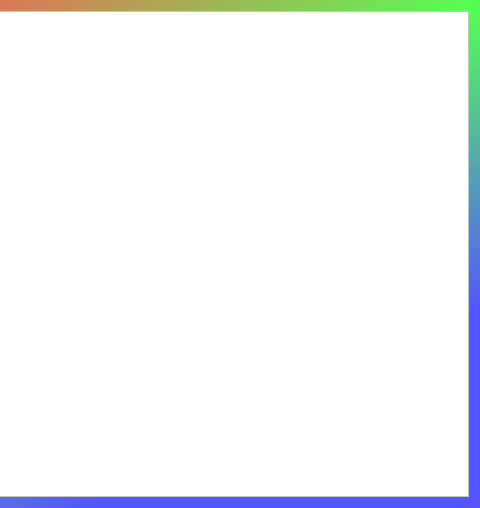
Old version of the form Tools/ToolRosindellEtAl2008/qttree.ui in the repository richelbilderbeek/ProjectRichelBilderbeek; both pictures show x 520 to 1000 and y 0 to 508 of the 1000 by 508 pixel window.
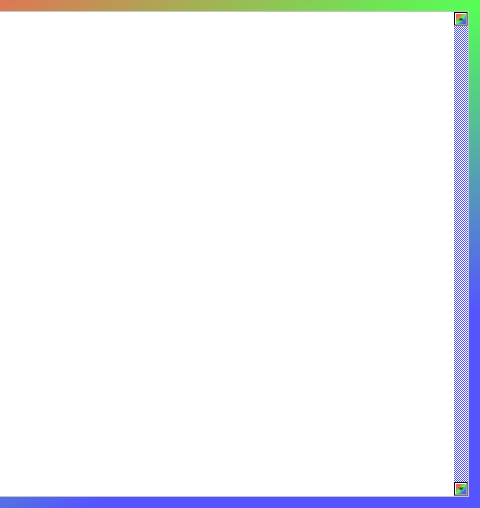
New version of the form.

Commit message: Before chaning Mnode to a Node*

Diff of the .ui file:
```diff
--- a/Tools/ToolRosindellEtAl2008/qttree.ui
+++ b/Tools/ToolRosindellEtAl2008/qttree.ui
@@ -267,6 +267,9 @@
    </item>
    <item row="0" column="1" rowspan="4">
     <widget class="QPlainTextEdit" name="text">
+     <property name="verticalScrollBarPolicy">
+      <enum>Qt::ScrollBarAlwaysOn</enum>
+     </property>
      <property name="plainText">
       <string>[CLICK START]</string>
      </property>
```
The commit also changes 1 other file.
